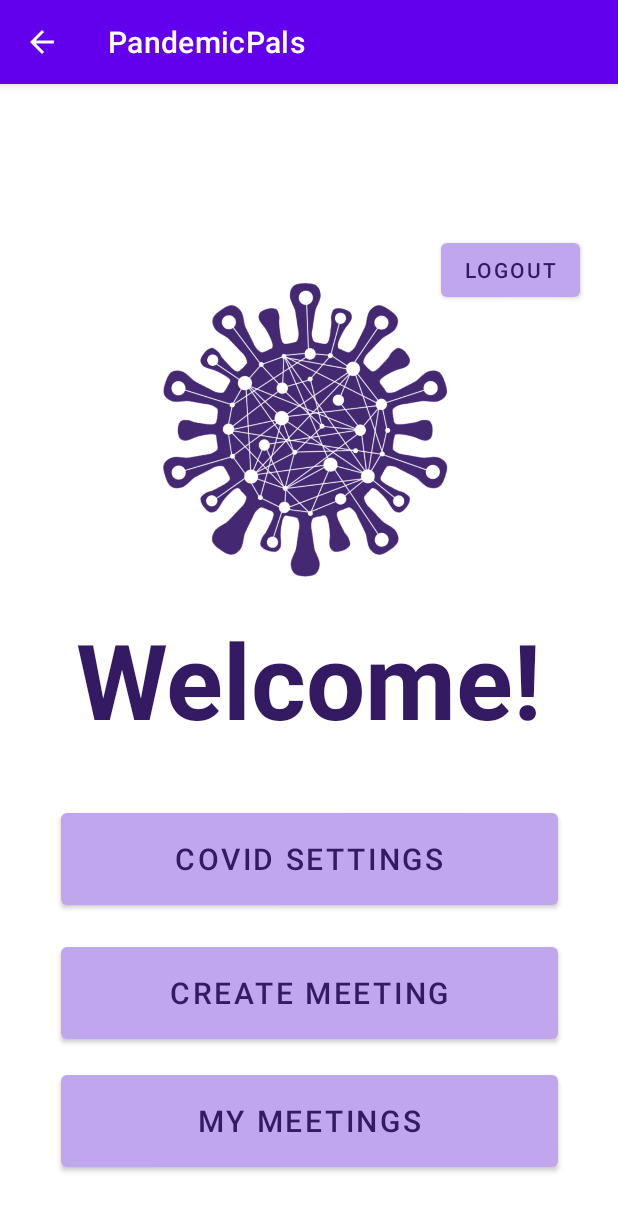
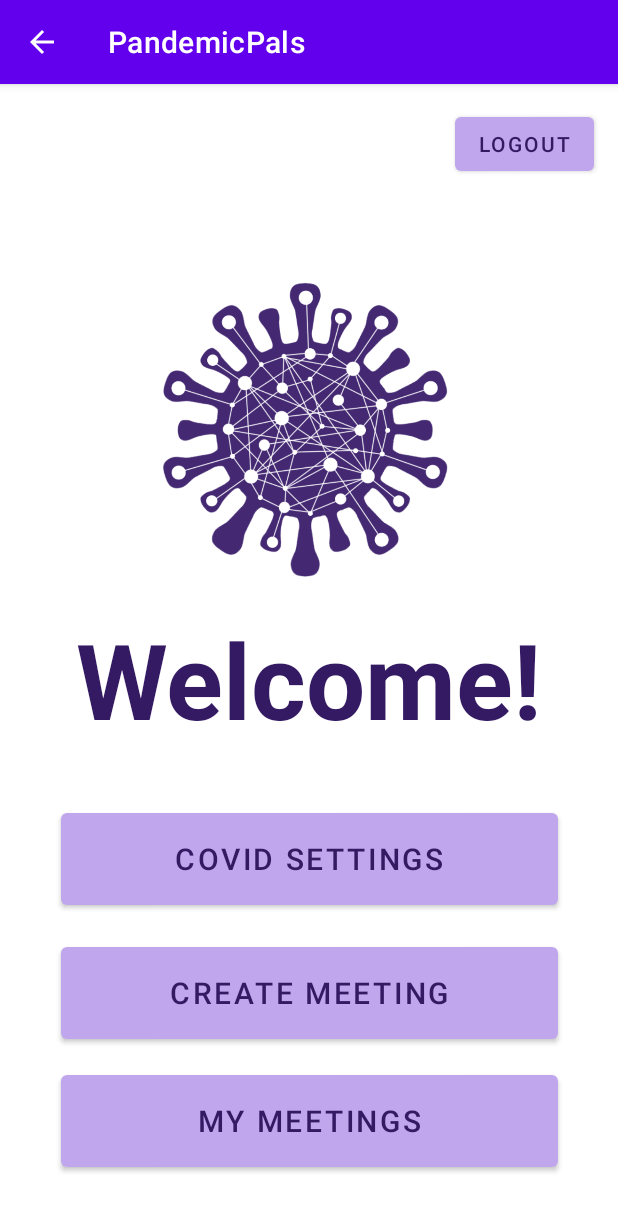
Before and after one commit to dChakr/ICHelloWorld, an Android app: the MainActivity screen opened directly, with no data from a screen before it, on a phone screen of 412 x 824 dp. Shown: the top 1211 px of the screen. Run offline under Robolectric (Android 15) with nearby library versions, the light colour scheme and no system bars.

Commit message:
Logout button

```diff
--- a/app/src/main/res/layout/activity_main.xml
+++ b/app/src/main/res/layout/activity_main.xml
@@ -79,13 +79,14 @@
         android:layout_height="wrap_content"
         android:layout_marginStart="284dp"
         android:layout_marginLeft="284dp"
-        android:layout_marginTop="100dp"
+        android:layout_marginTop="16dp"
         android:layout_marginEnd="16dp"
         android:layout_marginRight="16dp"
         android:text="logout"
         android:textColor="#341963"
         app:backgroundTint="#C0A7ED"
         app:layout_constraintEnd_toEndOf="parent"
+        app:layout_constraintHorizontal_bias="1.0"
         app:layout_constraintStart_toStartOf="parent"
         app:layout_constraintTop_toTopOf="parent" />
 
```
